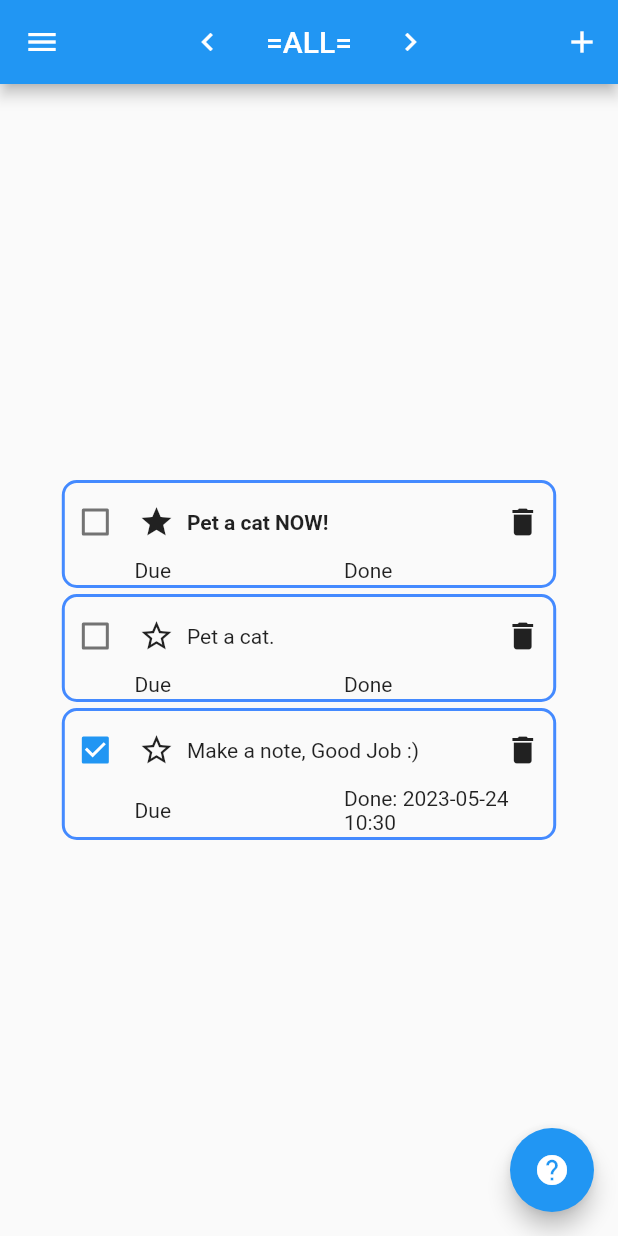
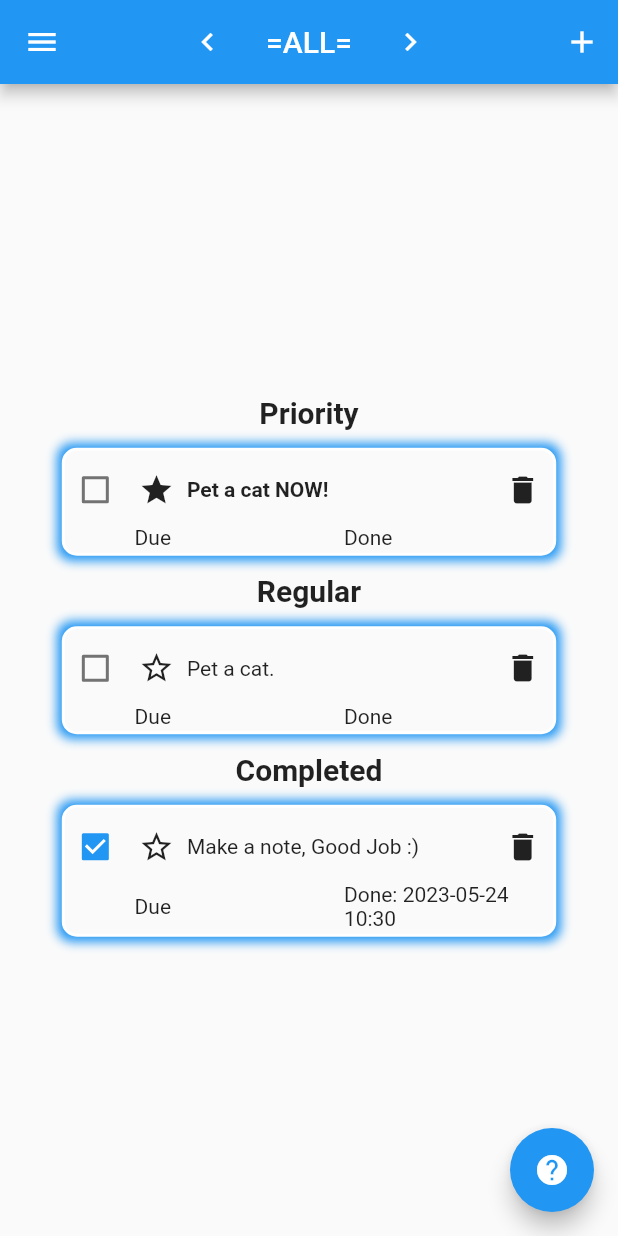
Before and after one commit to KittKat7/remempurr, a Flutter app: the screen it shows after launch, after a tap on "=ALL=", on a phone screen of 412 x 824 dp. Run offline on Flutter 3.47's test engine with Material 2 defaults, Android fonts, the phone set to English and light mode, and no system bars; drawn by our look-alikes of flutter_markdown; our stand-ins replace hive_flutter, permission_handler; missing offline and left inert: file_selector, universal_html; accounts and stored records are empty.

Commit message:
Added some infastructure for changing the theme in the future.

```diff
--- a/lib/classes/theme.dart
+++ b/lib/classes/theme.dart
@@ -5,7 +5,8 @@ import 'package:provider/provider.dart';
 // custom imports
 import 'package:remempurr/options.dart';
 
-MaterialColor defColor = Colors.amber;
+// MaterialColor defColor = Colors.amber;
+MaterialColor defColor = Colors.blue;
 List<MaterialColor> themeColorList =
  [Colors.red, Colors.orange, Colors.yellow, Colors.green, Colors.blue, Colors.purple, Colors.cyan];
 Brightness mode = Brightness.light;
@@ -26,6 +27,16 @@ class ThemeModel with ChangeNotifier{
   ThemeData currentTheme = ThemeData(
     primarySwatch: themeColor,
     brightness: mode,
+  );
+
+	ThemeData lightTheme = ThemeData(
+    primarySwatch: themeColor,
+    brightness: Brightness.light,
+  );
+
+	ThemeData darkTheme = ThemeData(
+    primarySwatch: themeColor,
+    brightness: Brightness.dark,
   );
 
   updateTheme()
--- a/lib/helpers/graphics.dart
+++ b/lib/helpers/graphics.dart
@@ -86,8 +86,8 @@ Widget readFileWidget(String path) {
 } // end readFileWidget
 
 
-void enterTxtPopup(BuildContext context, String title, String hint, Function(String) onConfirm) {
-  final TextEditingController controller = TextEditingController();
+void enterTxtPopup(BuildContext context, String title, Function(String) onConfirm, {String hint = "", String def = ""}) {
+  final TextEditingController controller = TextEditingController(text: def);
 
   showDialog(
     context: context,
--- a/lib/main.dart
+++ b/lib/main.dart
@@ -1,4 +1,6 @@
 import 'package:flutter/material.dart';
+import 'package:provider/provider.dart';
+import 'package:remempurr/classes/theme.dart';
 // custom
 import 'package:remempurr/helpers/graphics.dart';
 import 'package:remempurr/classes/todolist.dart';
@@ -15,12 +17,12 @@ Future<void> main(List<String> args) async {
 	if (!hasError) {
 		loadToDoNotes();
 	}
-	// runApp(ChangeNotifierProvider<ThemeModel>(
-	// 		create: (context) => ThemeModel(),
-	// 		child: const MyApp(),
-	// 	)
-	// );
-	runApp(const MyApp());
+	runApp(ChangeNotifierProvider<ThemeModel>(
+			create: (context) => ThemeModel(),
+			child: const MyApp(),
+		)
+	);
+	// runApp(const MyApp());
 } // end main
 
 /* ========== MYAPP ========== */
@@ -30,19 +32,21 @@ class MyApp extends StatelessWidget {
 	// This widget is the root of your application.
 	@override
 	Widget build(BuildContext context) {
-		// Provider.of<ThemeModel>(context).updateTheme();
+		Provider.of<ThemeModel>(context).updateTheme();
 		return MaterialApp(
 			// title: 'Remempurr',
 			//theme: Provider.of<ThemeModel>(context).currentTheme,
 			// theme: Provider.of<ThemeModel>(context).currentTheme,
-      theme: ThemeData(
-        brightness: Brightness.light,
-        /* light theme settings */
-      ),
-      darkTheme: ThemeData(
-        brightness: Brightness.dark,
-        /* dark theme settings */
-      ),
+      // theme: ThemeData(
+      //   brightness: Brightness.light,
+      //   /* light theme settings */
+      // ),
+      // darkTheme: ThemeData(
+      //   brightness: Brightness.dark,
+      //   /* dark theme settings */
+      // ),
+			theme: Provider.of<ThemeModel>(context).lightTheme,
+			darkTheme: Provider.of<ThemeModel>(context).darkTheme,
       themeMode: ThemeMode.system,
       /* ThemeMode.system to follow system theme,
         ThemeMode.light for light theme,
--- a/lib/options.dart
+++ b/lib/options.dart
@@ -6,13 +6,14 @@ const String title = "Remempurr";
 const String filePath = "Documents/Purrductivity/Remempurr/";
 
 bool isDarkMode = false;
-MaterialColor themeColor = Colors.amber;
+// MaterialColor themeColor = Colors.amber;
+MaterialColor themeColor = Colors.blue;
 
 bool hasError = false;
 String thrownError = "";
 bool inPrivate = false;
 
-// unused theming code
+// // unused theming code
 // /* ======= Theme ======= */
 // // Save the value to shared preferences
 // Future<void> saveOptions() async
--- a/lib/pages/todo_page.dart
+++ b/lib/pages/todo_page.dart
@@ -1,4 +1,5 @@
 import 'package:flutter/material.dart';
+import 'package:flutter_markdown/flutter_markdown.dart';
 // custom
 import 'package:remempurr/classes/widgets.dart';
 import 'package:remempurr/classes/todolist.dart';
@@ -33,7 +34,7 @@ class _ToDoPageState extends State<ToDoPage>
 			icon: const Icon(Icons.add),
 			onPressed: () {
 				getCurrentToDoName() != allToDoList?
-					enterTxtPopup(context, "New ToDo", "ToDo", (text) {setState(() => newToDo(text));}) : null;
+					enterTxtPopup(context, "New ToDo", (text) {setState(() => newToDo(text));}, hint: "Something to do") : null;
 			},
 		);
 
@@ -60,8 +61,8 @@ class _ToDoPageState extends State<ToDoPage>
 				enterTxtPopup(
 					context,
 					"Rename",
-					getCurrentToDoName(),
-					(text) {setState(() => renameToDoList(getCurrentToDoName(), text));}
+					(text) {setState(() => renameToDoList(getCurrentToDoName(), text));},
+					def: getCurrentToDoName(),
 				);
 				// setState(() => nextToDoNote());
 				//Navigator.pushReplacementNamed(context, '/todo');
@@ -144,7 +145,32 @@ List<Widget> displayToDoItems(BuildContext context, State state) {
 		}
 	}
 
+	Container container(Widget child) {
+		return Container(
+			margin: EdgeInsets.all(10),
+			child: child,
+		);
+	}
+
+	int check = 0;
 	for (ToDo td in todoList.todoItems) {
+
+		if (check < 1 && td.isPriority() && !td.isComplete()) {
+			todoItems.add(
+				container(const MarkdownBody(data: "## **Priority**"))
+			);
+			check ++;
+		} else if (check < 2 && !td.isPriority() && !td.isComplete()) {
+			todoItems.add(
+				container(const MarkdownBody(data: "## **Regular**"))
+			);
+			check ++;
+		} else if (check < 3 && td.isComplete()) {
+			todoItems.add(
+				container(const MarkdownBody(data: "## **Completed**"))
+			);
+			check ++;
+		}
 
 		// checkbox
 		var checkbox = Expanded(
@@ -169,9 +195,9 @@ List<Widget> displayToDoItems(BuildContext context, State state) {
 				onTap: () => enterTxtPopup(
 					context,
 					"Change To Do",
-					td.getDesc(),
 					// ignore: invalid_use_of_protected_member
-					(text) {state.setState(() => setDesc(td, text));}
+					(text) {state.setState(() => setDesc(td, text));},
+					def: td.getDesc(),
 				),
 				child: Text(toLong? "$shortDescription..." : td.desc, style: style)
 			)
@@ -183,9 +209,9 @@ List<Widget> displayToDoItems(BuildContext context, State state) {
 				onTap: () => enterTxtPopup(
 					context,
 					"Change To Do",
-					td.getDesc(),
 					// ignore: invalid_use_of_protected_member
-					(text) {state.setState(() => setDesc(td, text));}
+					(text) {state.setState(() => setDesc(td, text));},
+					def: td.getDesc(),
 				),
 				child: Text(td.desc)
 			)
@@ -295,8 +321,10 @@ List<Widget> displayToDoItems(BuildContext context, State state) {
 
 		var column = Container(
 			decoration: BoxDecoration(
-				border: Border.all(color: Colors.blueAccent, width: 2),
-				borderRadius: BorderRadius.circular(10)
+				border: Border.all(color: Theme.of(context).colorScheme.onBackground, width: 2),
+				borderRadius: BorderRadius.circular(10),
+				color: Theme.of(context).canvasColor,
+				boxShadow: [BoxShadow(color: Theme.of(context).colorScheme.primary, blurRadius: 5, spreadRadius: 3)]
 			),
 			margin: EdgeInsets.only(top: 2, bottom: 2),
 			child: Container(margin: EdgeInsets.only(top: 2, bottom: 2), child: Column(
@@ -316,7 +344,7 @@ List<Widget> displayToDoItems(BuildContext context, State state) {
 
 
 
-	}
+	} // end for
 
 
 	return todoItems;
--- a/pubspec.yaml
+++ b/pubspec.yaml
@@ -38,7 +38,7 @@ dependencies:
   flutter_markdown:
   url_launcher:
   universal_html:
-  provider:
+  provider: # used for theming change notify
   shared_preferences:
   hive: # used for current note database
   hive_flutter: # used for current note database
```
